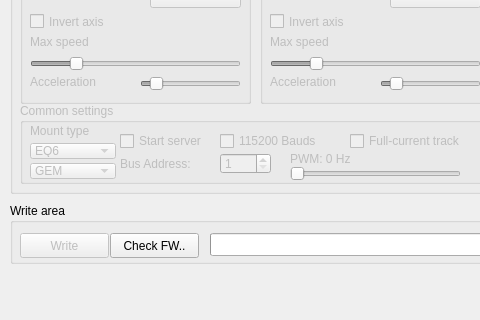
Qt form mainwindow.ui (ahp-electronics/gt-configurator) before a commit; both pictures show x 0 to 480 and y 337 to 657 of the 1100 by 657 pixel window.
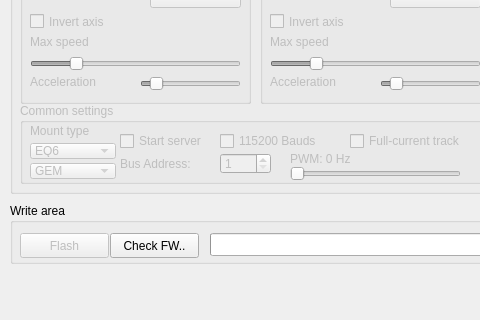
The same form after that commit.

Commit message: Flash button always enabled

What changed in the file:
```diff
--- a/mainwindow.ui
+++ b/mainwindow.ui
@@ -2434,7 +2434,7 @@
       </rect>
      </property>
      <property name="text">
-      <string>Write</string>
+      <string>Flash</string>
      </property>
     </widget>
     <widget class="QProgressBar" name="progress">
```
The commit also changes 2 other files.
